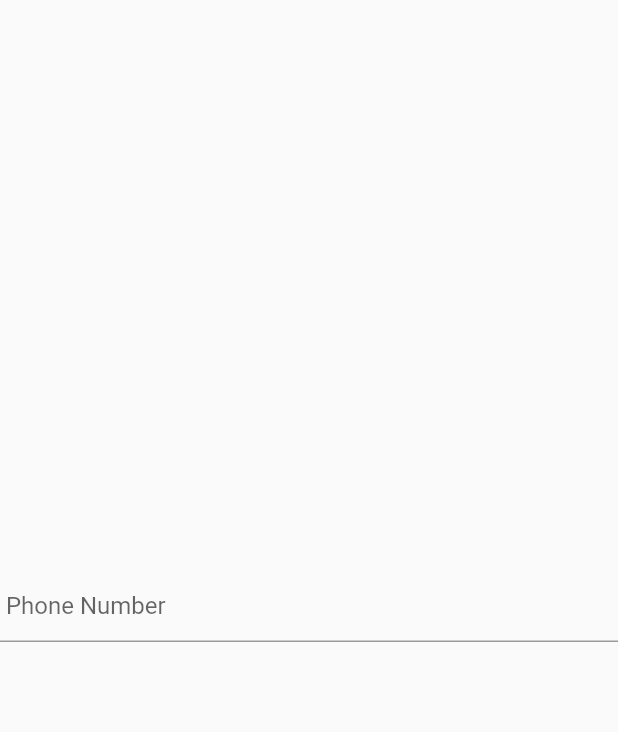
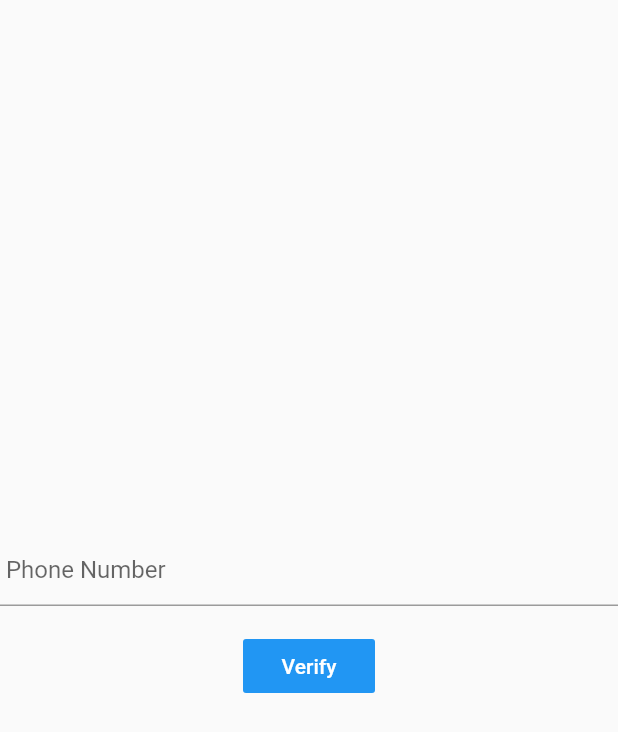
Before and after one commit to Thow76/phone_otp_verification, a Flutter app: the screen it shows after launch, on a phone screen of 412 x 824 dp. Shown: the top 732 px of the screen. Run offline on Flutter 3.47's test engine with Material 2 defaults, Android fonts, the phone set to English and light mode, and no system bars.

Commit message:
8_add_verify_button_login

```diff
--- a/lib/screens/login_screen.dart
+++ b/lib/screens/login_screen.dart
@@ -27,10 +27,16 @@ class _LoginScreenState extends State<LoginScreen> {
             hintText: " Phone Number",
           ),
         ),
-        Spacer(),
         SizedBox(
           height: 16,
         ),
+        FlatButton(
+          onPressed: () {},
+          child: Text("Verify"),
+          color: Colors.blue,
+          textColor: Colors.white,
+        ),
+        Spacer(),
       ],
     );
   }
```
